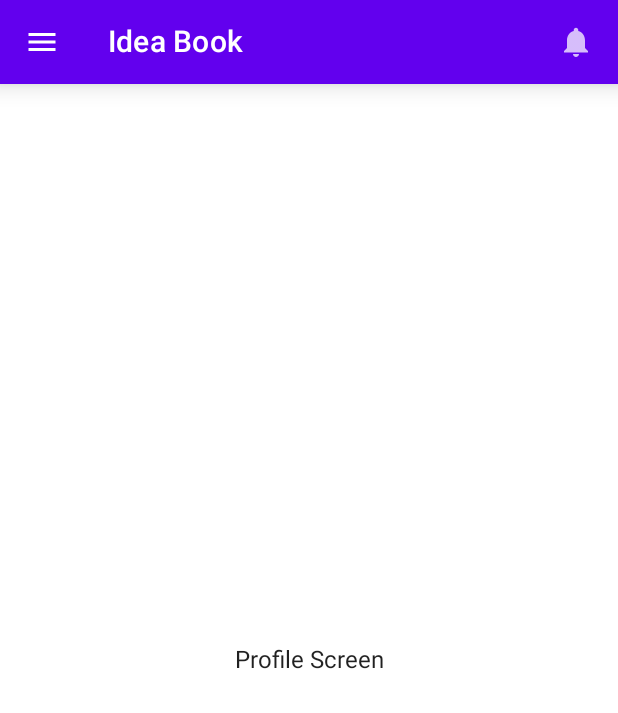
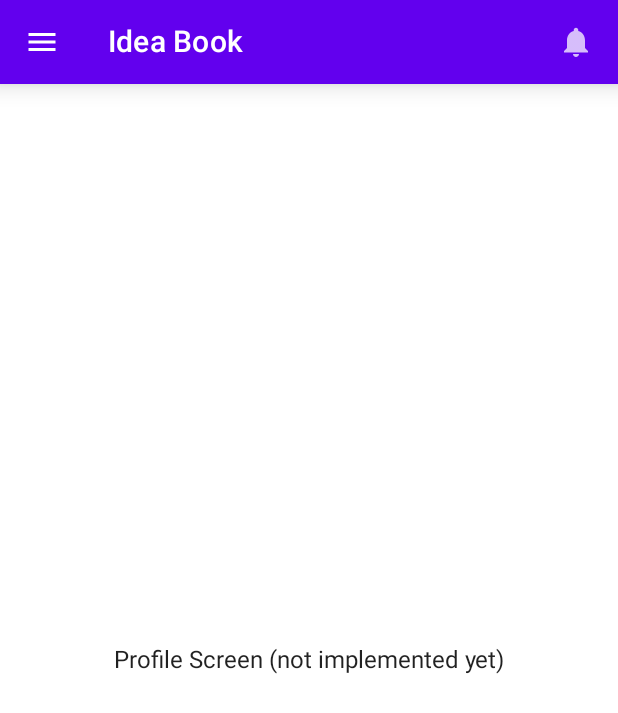
Before and after one commit to Lalit3716/Idea-Book, an Android app built with Jetpack Compose: the composable ProfileScreen shown on its own in the app's theme, on a phone screen of 412 x 824 dp. Shown: the top 713 px of the screen. Run offline under Robolectric (Android 15) with nearby library versions, the phone set to English and light mode, and no system bars; our stand-ins replace Dagger/Hilt's generated code, Firebase (no records; nobody signed in at launch, a user with empty details on screens opened directly); libraries missing offline, so code that uses them is left out: com.ramcosta.composedestinations; 1 statement that could not run was skipped.

Commit message:
small change

```diff
--- a/android/app/src/main/java/com/example/idea_book/presentation/profile/ProfileScreen.kt
+++ b/android/app/src/main/java/com/example/idea_book/presentation/profile/ProfileScreen.kt
@@ -8,7 +8,6 @@ import androidx.compose.material.Text
 import androidx.compose.runtime.Composable
 import androidx.compose.ui.Alignment
 import androidx.compose.ui.Modifier
-import com.example.idea_book.presentation.common.BlankScreen
 import com.example.idea_book.presentation.common.layout.Layout
 import com.ramcosta.composedestinations.annotation.Destination
 import com.ramcosta.composedestinations.navigation.DestinationsNavigator
@@ -25,7 +24,7 @@ fun ProfileScreen(
             contentColor = MaterialTheme.colors.onBackground
         ) {
             Box(modifier = Modifier.fillMaxSize(), contentAlignment = Alignment.Center) {
-                Text(text = "Profile Screen")
+                Text(text = "Profile Screen (not implemented yet)")
             }
         }
     }
```
